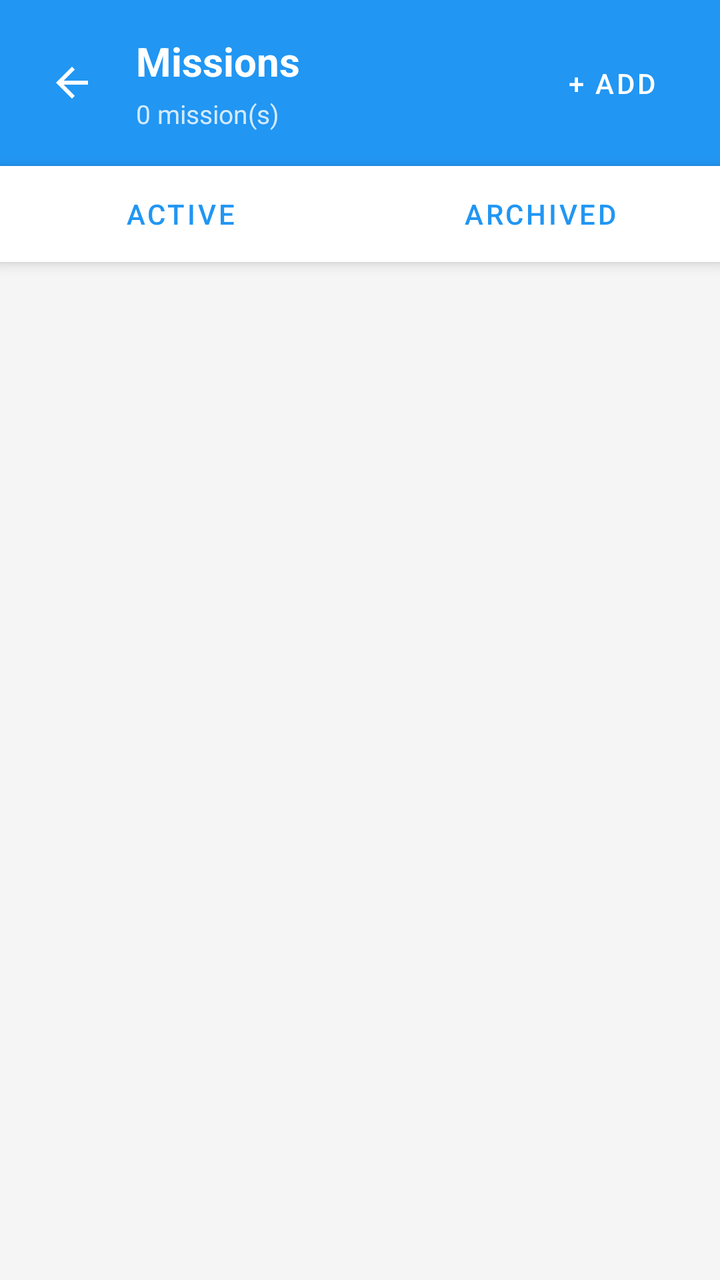
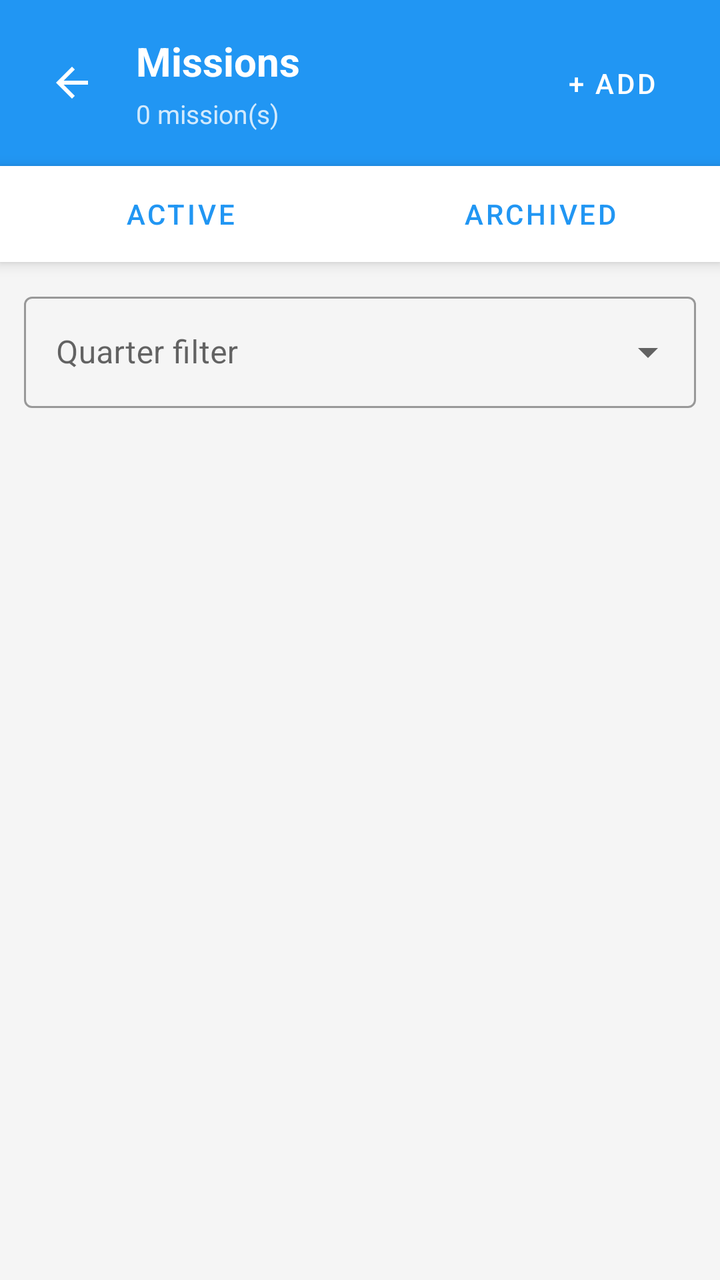

Before-and-after screenshots of an Android layout around one commit, followed by the original layout XML and the change that was made.
<!-- AndroidManifest.xml: activity theme Theme.ScanLearnAR.NoActionBar -->
<!-- res/layout/activity_teacher_missions.xml -->
<?xml version="1.0" encoding="utf-8"?>
<LinearLayout xmlns:android="http://schemas.android.com/apk/res/android"
    android:fitsSystemWindows="true"
    xmlns:app="http://schemas.android.com/apk/res-auto"
    android:layout_width="match_parent"
    android:layout_height="match_parent"
    android:background="@color/background"
    android:orientation="vertical">

    <LinearLayout
        android:layout_width="match_parent"
        android:layout_height="wrap_content"
        android:background="@color/primary"
        android:gravity="center_vertical"
        android:orientation="horizontal"
        android:padding="16dp">

        <ImageButton
            android:id="@+id/btnBack"
            android:layout_width="40dp"
            android:layout_height="40dp"
            android:background="?attr/selectableItemBackgroundBorderless"
            android:contentDescription="Back"
            android:padding="8dp"
            android:src="@drawable/ic_arrow_back"
            app:tint="@android:color/white" />

        <LinearLayout
            android:layout_width="0dp"
            android:layout_height="wrap_content"
            android:layout_marginStart="12dp"
            android:layout_weight="1"
            android:orientation="vertical">

            <TextView
                android:layout_width="wrap_content"
                android:layout_height="wrap_content"
                android:text="Missions"
                android:textColor="@android:color/white"
                android:textSize="20sp"
                android:textStyle="bold" />

            <TextView
                android:id="@+id/tvSummary"
                android:layout_width="wrap_content"
                android:layout_height="wrap_content"
                android:layout_marginTop="4dp"
                android:text="0 mission(s)"
                android:textColor="#CCFFFFFF"
                android:textSize="13sp" />
        </LinearLayout>

        <com.google.android.material.button.MaterialButton
            android:id="@+id/btnAddMission"
            style="@style/Widget.MaterialComponents.Button.TextButton"
            android:layout_width="wrap_content"
            android:layout_height="wrap_content"
            android:minWidth="0dp"
            android:minHeight="48dp"
            android:paddingStart="16dp"
            android:paddingTop="10dp"
            android:paddingEnd="16dp"
            android:paddingBottom="10dp"
            android:text="+ Add"
            android:textColor="@android:color/white" />
    </LinearLayout>

    <LinearLayout
        android:layout_width="match_parent"
        android:layout_height="wrap_content"
        android:background="@android:color/white"
        android:elevation="4dp"
        android:orientation="horizontal">

        <Button
            android:id="@+id/tabActive"
            style="@style/Widget.MaterialComponents.Button.TextButton"
            android:layout_width="0dp"
            android:layout_height="48dp"
            android:layout_weight="1"
            android:text="Active" />

        <Button
            android:id="@+id/tabArchived"
            style="@style/Widget.MaterialComponents.Button.TextButton"
            android:layout_width="0dp"
            android:layout_height="48dp"
            android:layout_weight="1"
            android:text="Archived" />
    </LinearLayout>

    <FrameLayout
        android:layout_width="match_parent"
        android:layout_height="0dp"
        android:layout_weight="1">

        <ProgressBar
            android:id="@+id/loadingIndicator"
            android:layout_width="wrap_content"
            android:layout_height="wrap_content"
            android:layout_gravity="center"
            android:visibility="gone" />

        <androidx.recyclerview.widget.RecyclerView
            android:id="@+id/rvMissions"
            android:layout_width="match_parent"
            android:layout_height="match_parent"
            android:clipToPadding="false"
            android:padding="12dp"
            android:visibility="gone" />

        <LinearLayout
            android:id="@+id/emptyState"
            android:layout_width="match_parent"
            android:layout_height="match_parent"
            android:gravity="center"
            android:orientation="vertical"
            android:visibility="gone">

            <TextView
                android:layout_width="wrap_content"
                android:layout_height="wrap_content"
                android:text="No missions in this filter yet."
                android:textColor="@color/text_secondary"
                android:textSize="15sp" />
        </LinearLayout>
    </FrameLayout>
</LinearLayout>
<!-- resources referenced by this layout -->
<resources>
  <color name="background">#F5F5F5</color>
  <color name="primary">#2196F3</color>
  <color name="text_secondary">#757575</color>
  <!-- drawable ic_arrow_back (drawable) -->
  <vector xmlns:android="http://schemas.android.com/apk/res/android"
      android:width="24dp" android:height="24dp"
      android:viewportWidth="24" android:viewportHeight="24">
      <path android:fillColor="#FF000000"
          android:pathData="M20,11H7.83l5.59,-5.59L12,4l-8,8 8,8 1.41,-1.41L7.83,13H20v-2z"/>
  </vector>
  <style name="Theme.ScanLearnAR.NoActionBar" parent="Theme.ScanLearnAR">
          <item name="windowActionBar">false</item>
          <item name="windowNoTitle">true</item>
          <item name="android:windowFullscreen">false</item>
          <item name="android:windowDrawsSystemBarBackgrounds">true</item>
          <item name="android:statusBarColor">@color/primary_dark</item>
          <item name="android:windowLayoutInDisplayCutoutMode">never</item>
          <item name="android:windowLightStatusBar">true</item>
      </style>
  <style name="Theme.ScanLearnAR" parent="Theme.MaterialComponents.DayNight.DarkActionBar">
          <item name="colorPrimary">@color/primary</item>
          <item name="colorPrimaryVariant">@color/primary_dark</item>
          <item name="colorOnPrimary">@android:color/white</item>
          <item name="android:statusBarColor">@color/primary_dark</item>
          <item name="android:windowFullscreen">false</item>
          <item name="android:windowDrawsSystemBarBackgrounds">true</item>
          <item name="android:windowLayoutInDisplayCutoutMode">never</item>
          <item name="android:windowLightStatusBar">true</item>
      </style>
  <color name="primary_dark">#1976D2</color>
</resources>

<!-- the commit's change to res/layout/activity_teacher_missions.xml (unified diff, before → after) -->
@@ -1,10 +1,10 @@
 <?xml version="1.0" encoding="utf-8"?>
 <LinearLayout xmlns:android="http://schemas.android.com/apk/res/android"
-    android:fitsSystemWindows="true"
     xmlns:app="http://schemas.android.com/apk/res-auto"
     android:layout_width="match_parent"
     android:layout_height="match_parent"
     android:background="@color/background"
+    android:fitsSystemWindows="true"
     android:orientation="vertical">
 
     <LinearLayout
@@ -89,6 +89,23 @@
             android:text="Archived" />
     </LinearLayout>
 
+    <com.google.android.material.textfield.TextInputLayout
+        android:id="@+id/tilQuarterFilter"
+        style="@style/Widget.MaterialComponents.TextInputLayout.OutlinedBox.ExposedDropdownMenu"
+        android:layout_width="match_parent"
+        android:layout_height="wrap_content"
+        android:layout_marginStart="12dp"
+        android:layout_marginTop="12dp"
+        android:layout_marginEnd="12dp"
+        android:hint="Quarter filter">
+
+        <com.google.android.material.textfield.MaterialAutoCompleteTextView
+            android:id="@+id/etQuarterFilter"
+            android:layout_width="match_parent"
+            android:layout_height="wrap_content"
+            android:inputType="none" />
+    </com.google.android.material.textfield.TextInputLayout>
+
     <FrameLayout
         android:layout_width="match_parent"
         android:layout_height="0dp"
